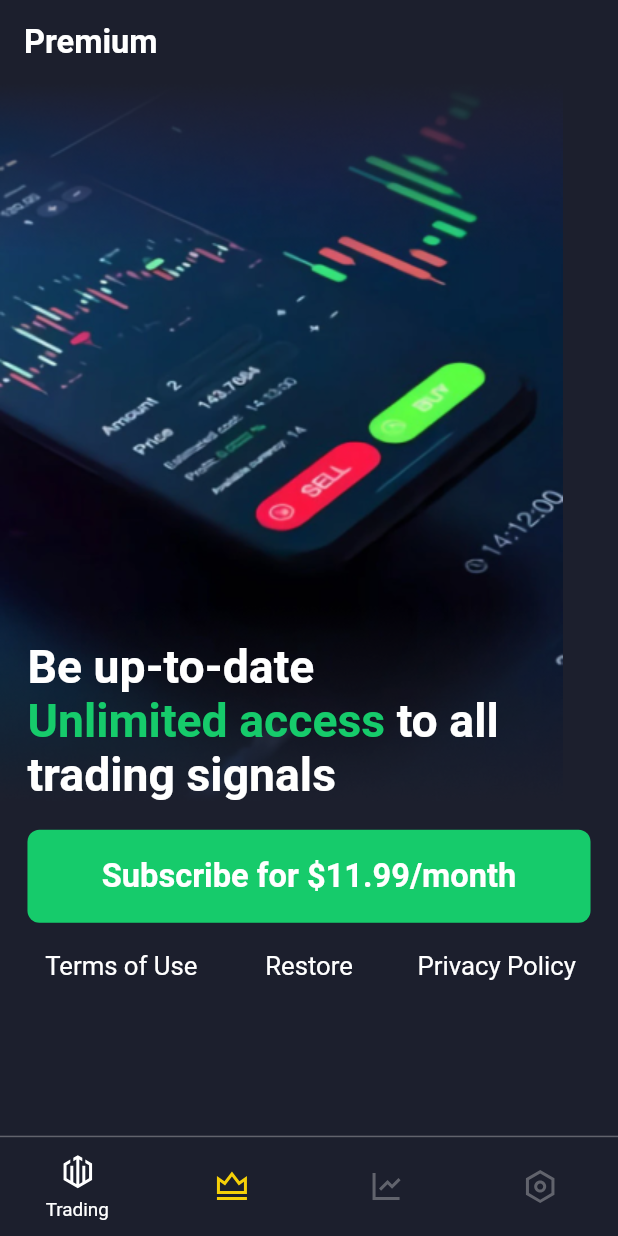
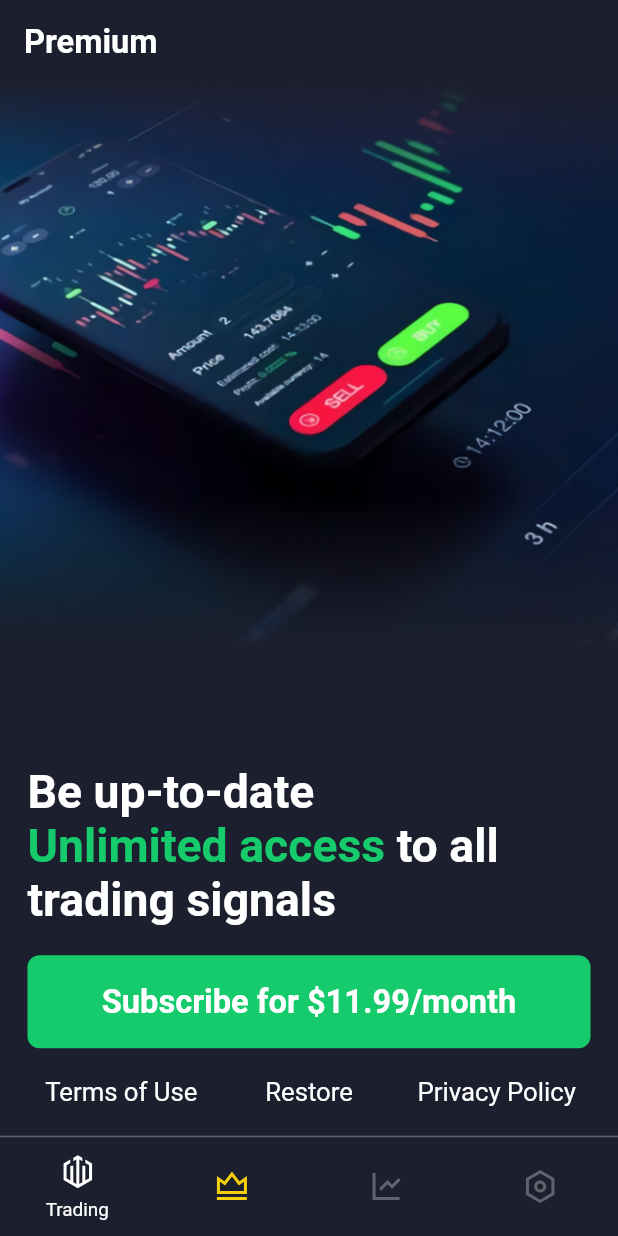
Before and after one commit to devcat37/quotex-flutter, a Flutter app: the screen it shows after launch, swiped to page 2, on a phone screen of 412 x 824 dp. Run offline on Flutter 3.47's test engine with Material 2 defaults, Android fonts, the phone set to English and light mode, and no system bars; our stand-ins replace firebase_core, flutter_mobx, flutter_screenutil, flutter_secure_storage, flutter_svg, flutter_svg_provider and 4 more; missing offline and left inert: rate_my_app; accounts and stored records are empty; generated files the repository leaves out were written again; Roboto replaces fonts that are missing (Arial).

Commit message:
Правки

```diff
--- a/lib/presentation/pages/premium_screen/premium_screen_view.dart
+++ b/lib/presentation/pages/premium_screen/premium_screen_view.dart
@@ -20,10 +20,15 @@ class _PremiumScreenViewState extends State<PremiumScreenView> {
 
   Widget _buildImage(BuildContext context) {
     return Stack(
+      alignment: Alignment.topCenter,
+      children: [
+        Image.asset(
+          'assets/premium.png',
+          fit: BoxFit.contain,
+        ),
+        Align(
           alignment: Alignment.bottomLeft,
-      children: [
-        Image.asset('assets/premium.png'),
-        Padding(
+          child: Padding(
             padding: EdgeInsets.symmetric(horizontal: 16.w),
             child: Text.rich(
               TextSpan(
@@ -36,6 +41,7 @@ class _PremiumScreenViewState extends State<PremiumScreenView> {
                   ),
                   const TextSpan(text: ' to all trading signals'),
                 ],
+              ),
             ),
           ),
         ),
@@ -140,11 +146,14 @@ class _PremiumScreenViewState extends State<PremiumScreenView> {
   Widget _buildContent(BuildContext context) {
     return Column(
       children: [
-        _buildImage(context),
+        Expanded(
+          child: _buildImage(context),
+        ),
         SizedBox(height: 16.h),
         _buildButton(context),
         SizedBox(height: 16.h),
         _buildPrivacyTermsRestore(context),
+        SizedBox(height: 16.h)
       ],
     );
   }
```
Also changed, not shown: lib/internal/states/generate_data_state/generate_data_state.dart (+12 -5 lines), assets/premium.png, 3 other files. Lines whose indentation alone changed are shown as unchanged.
